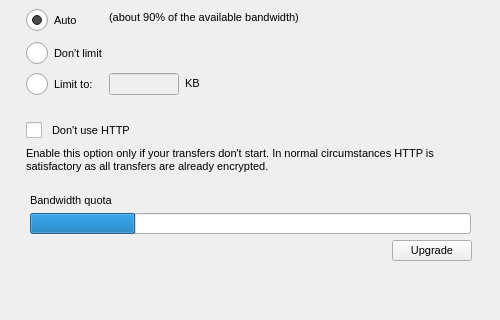
Before: the Qt Designer form src/MEGASync/gui/win/SettingsDialog.ui in meganz/MEGAsync, drawn with Qt 5; both pictures show x 0 to 500 and y 110 to 430 of the 500 by 533 pixel window.
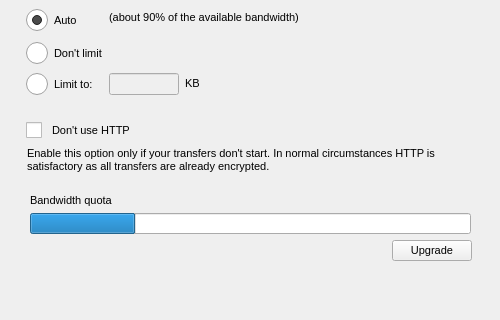
After: the same form once the commit is applied. The open tabs and pages were chosen to show the change. Icons and pictures are not drawn.

```diff
--- a/src/MEGASync/gui/win/SettingsDialog.ui
+++ b/src/MEGASync/gui/win/SettingsDialog.ui
@@ -2274,7 +2274,8 @@
        <item>
         <widget class="QLabel" name="label">
          <property name="styleSheet">
-          <string notr="true">padding-left: 2px;</string>
+          <string notr="true">padding-left: 3px;
+padding-right: 3px;</string>
          </property>
          <property name="text">
           <string>Enable this option only if your transfers don't start. In normal circumstances HTTP is satisfactory as all transfers are already encrypted.</string>
```
